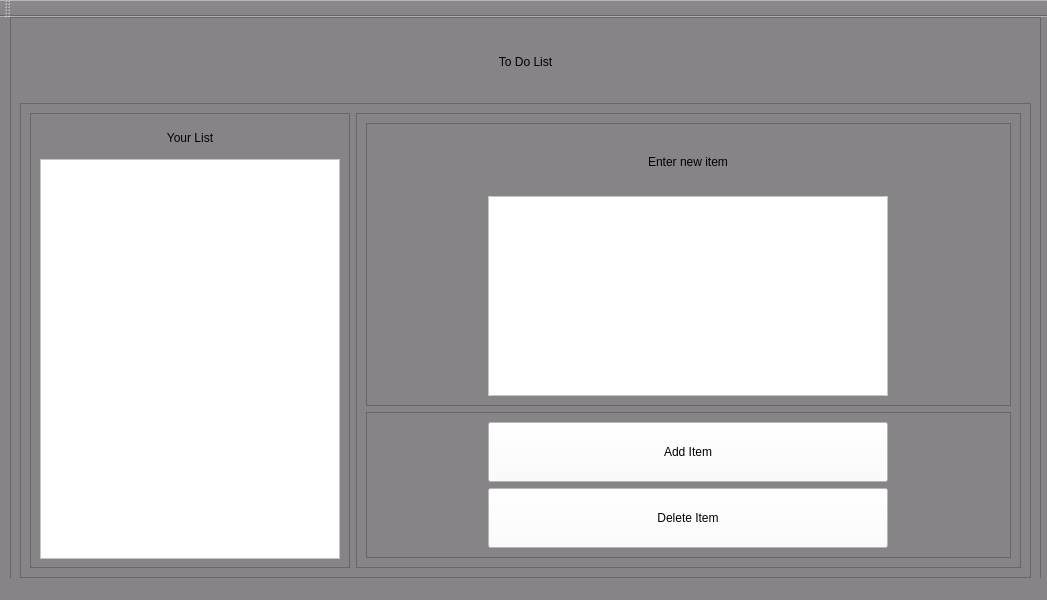
Old version of the form widgets/ToDoList/toDoList.ui in the repository miranda0129/Stick2It.
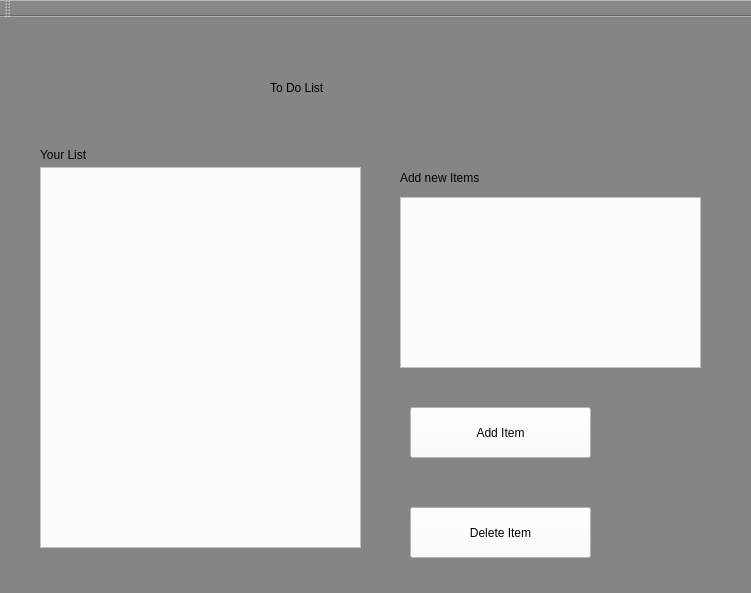
New version of the form.

Commit message: added ToDoList funcationality

```diff
--- a/widgets/ToDoList/toDoList.ui
+++ b/widgets/ToDoList/toDoList.ui
@@ -6,8 +6,8 @@
    <rect>
     <x>0</x>
     <y>0</y>
-    <width>1047</width>
-    <height>600</height>
+    <width>751</width>
+    <height>593</height>
    </rect>
   </property>
   <property name="windowTitle">
@@ -20,29 +20,14 @@
    <string notr="true">background-color: rgb(134, 132, 135)</string>
   </property>
   <widget class="QWidget" name="centralwidget">
-   <widget class="QFrame" name="frame_5">
+   <widget class="QLabel" name="title">
     <property name="geometry">
      <rect>
-      <x>10</x>
-      <y>0</y>
-      <width>1031</width>
-      <height>571</height>
+      <x>270</x>
+      <y>30</y>
+      <width>241</width>
+      <height>81</height>
      </rect>
-    </property>
-    <property name="frameShape">
-     <enum>QFrame::StyledPanel</enum>
-    </property>
-    <property name="frameShadow">
-     <enum>QFrame::Raised</enum>
-    </property>
-    <layout class="QGridLayout" name="gridLayout_5">
-     <item row="0" column="0">
-      <widget class="QLabel" name="label_3">
-       <property name="minimumSize">
-        <size>
-         <width>230</width>
-         <height>70</height>
-        </size>
        </property>
        <property name="styleSheet">
         <string notr="true">font: italic 30pt &quot;Zapfino&quot;;
@@ -51,205 +36,104 @@
        <property name="text">
         <string>To Do List</string>
        </property>
-       <property name="scaledContents">
-        <bool>true</bool>
-       </property>
-       <property name="alignment">
-        <set>Qt::AlignCenter</set>
-       </property>
-      </widget>
-     </item>
-     <item row="1" column="0">
-      <widget class="QFrame" name="frame_6">
-       <property name="frameShape">
-        <enum>QFrame::StyledPanel</enum>
-       </property>
-       <property name="frameShadow">
-        <enum>QFrame::Raised</enum>
-       </property>
-       <layout class="QFormLayout" name="formLayout">
-        <item row="0" column="0">
-         <widget class="QFrame" name="frame_3">
-          <property name="frameShape">
-           <enum>QFrame::StyledPanel</enum>
-          </property>
-          <property name="frameShadow">
-           <enum>QFrame::Raised</enum>
-          </property>
-          <layout class="QGridLayout" name="gridLayout_3">
-           <item row="2" column="0">
-            <widget class="QListView" name="ToDoList">
-             <property name="minimumSize">
-              <size>
-               <width>300</width>
-               <height>400</height>
-              </size>
-             </property>
-             <property name="styleSheet">
-              <string notr="true">background-color: rgb(255, 255, 255)</string>
-             </property>
-            </widget>
-           </item>
-           <item row="1" column="0">
-            <widget class="QLabel" name="label">
-             <property name="minimumSize">
-              <size>
-               <width>160</width>
-               <height>30</height>
-              </size>
-             </property>
-             <property name="maximumSize">
-              <size>
-               <width>300</width>
-               <height>80</height>
-              </size>
+   </widget>
+   <widget class="QLabel" name="yourListLabel">
+    <property name="geometry">
+     <rect>
+      <x>40</x>
+      <y>130</y>
+      <width>121</width>
+      <height>16</height>
+     </rect>
              </property>
              <property name="styleSheet">
               <string notr="true">font: italic 20pt &quot;Courier New&quot;;
-color: rgb(3, 3, 3)
-</string>
+color: rgb(3, 3, 3)</string>
              </property>
              <property name="text">
               <string>Your List</string>
              </property>
-             <property name="scaledContents">
-              <bool>true</bool>
-             </property>
-             <property name="alignment">
-              <set>Qt::AlignCenter</set>
-             </property>
-            </widget>
-           </item>
-          </layout>
-         </widget>
-        </item>
-        <item row="0" column="1">
-         <widget class="QFrame" name="frame_4">
-          <property name="frameShape">
-           <enum>QFrame::StyledPanel</enum>
-          </property>
-          <property name="frameShadow">
-           <enum>QFrame::Raised</enum>
-          </property>
-          <layout class="QGridLayout" name="gridLayout_4">
-           <item row="1" column="0" rowspan="2" colspan="2">
-            <widget class="QFrame" name="frame_2">
-             <property name="frameShape">
-              <enum>QFrame::StyledPanel</enum>
-             </property>
-             <property name="frameShadow">
-              <enum>QFrame::Raised</enum>
-             </property>
-             <layout class="QGridLayout" name="gridLayout_2">
-              <item row="2" column="0">
-               <widget class="QTextEdit" name="textEdit">
-                <property name="minimumSize">
-                 <size>
-                  <width>300</width>
-                  <height>150</height>
-                 </size>
-                </property>
-                <property name="maximumSize">
-                 <size>
-                  <width>400</width>
-                  <height>200</height>
-                 </size>
-                </property>
-                <property name="styleSheet">
-                 <string notr="true">background-color: rgb(255, 255, 255)</string>
-                </property>
-               </widget>
-              </item>
-              <item row="0" column="0">
-               <widget class="QLabel" name="label_2">
-                <property name="minimumSize">
-                 <size>
-                  <width>250</width>
-                  <height>30</height>
-                 </size>
+   </widget>
+   <widget class="QLabel" name="addNewItemLabel">
+    <property name="geometry">
+     <rect>
+      <x>400</x>
+      <y>140</y>
+      <width>171</width>
+      <height>41</height>
+     </rect>
                 </property>
                 <property name="styleSheet">
                  <string notr="true">font: italic 20pt &quot;Courier New&quot;;
-color: rgb(0, 0, 0)</string>
+color: rgb(3, 3, 3)</string>
                 </property>
                 <property name="text">
-                 <string>Enter new item</string>
-                </property>
-                <property name="alignment">
-                 <set>Qt::AlignCenter</set>
-                </property>
-               </widget>
-              </item>
-             </layout>
-            </widget>
-           </item>
-           <item row="3" column="0" colspan="2">
-            <widget class="QFrame" name="frame">
-             <property name="frameShape">
-              <enum>QFrame::StyledPanel</enum>
-             </property>
-             <property name="frameShadow">
-              <enum>QFrame::Raised</enum>
-             </property>
-             <layout class="QGridLayout" name="gridLayout">
-              <item row="0" column="0">
+     <string>Add new Items</string>
+    </property>
+   </widget>
                <widget class="QPushButton" name="addItemButton">
-                <property name="minimumSize">
-                 <size>
-                  <width>200</width>
-                  <height>60</height>
-                 </size>
-                </property>
-                <property name="maximumSize">
-                 <size>
-                  <width>400</width>
-                  <height>100</height>
-                 </size>
+    <property name="geometry">
+     <rect>
+      <x>410</x>
+      <y>390</y>
+      <width>181</width>
+      <height>51</height>
+     </rect>
                 </property>
                 <property name="styleSheet">
-                 <string notr="true">background-color: rgb(253, 250, 255);
-font: italic 20pt &quot;Courier New&quot;;
-color: rgb(0, 0, 0)</string>
+     <string notr="true">font: italic 20pt &quot;Courier New&quot;;
+color: rgb(3, 3, 3);
+background-color: rgb(253, 250, 255);</string>
                 </property>
                 <property name="text">
                  <string>Add Item</string>
                 </property>
                </widget>
-              </item>
-              <item row="1" column="0">
                <widget class="QPushButton" name="deleteItemButton">
-                <property name="minimumSize">
-                 <size>
-                  <width>200</width>
-                  <height>60</height>
-                 </size>
-                </property>
-                <property name="maximumSize">
-                 <size>
-                  <width>400</width>
-                  <height>100</height>
-                 </size>
+    <property name="geometry">
+     <rect>
+      <x>410</x>
+      <y>490</y>
+      <width>181</width>
+      <height>51</height>
+     </rect>
                 </property>
                 <property name="styleSheet">
-                 <string notr="true">background-color: rgb(255, 255, 255);
-font: italic 20pt &quot;Courier New&quot;;
-color: rgb(0, 0, 0)</string>
+     <string notr="true">font: italic 20pt &quot;Courier New&quot;;
+color: rgb(3, 3, 3);
+background-color: rgb(253, 250, 255);</string>
                 </property>
                 <property name="text">
                  <string>Delete Item</string>
                 </property>
                </widget>
-              </item>
-             </layout>
-            </widget>
-           </item>
-          </layout>
-         </widget>
-        </item>
-       </layout>
-      </widget>
-     </item>
-    </layout>
+   <widget class="QTextEdit" name="newItemInput">
+    <property name="geometry">
+     <rect>
+      <x>400</x>
+      <y>180</y>
+      <width>301</width>
+      <height>171</height>
+     </rect>
+    </property>
+    <property name="styleSheet">
+     <string notr="true">color: rgb(0, 0, 0);
+background-color: rgb(253, 250, 255);</string>
+    </property>
+   </widget>
+   <widget class="QListWidget" name="list">
+    <property name="geometry">
+     <rect>
+      <x>40</x>
+      <y>150</y>
+      <width>321</width>
+      <height>381</height>
+     </rect>
+    </property>
+    <property name="styleSheet">
+     <string notr="true">color: rgb(0, 0, 0);
+background-color: rgb(253, 250, 255);</string>
+    </property>
    </widget>
   </widget>
   <widget class="QStatusBar" name="statusbar"/>
```
Lines whose indentation alone changed are shown as unchanged. The commit also changes 1 other file.
